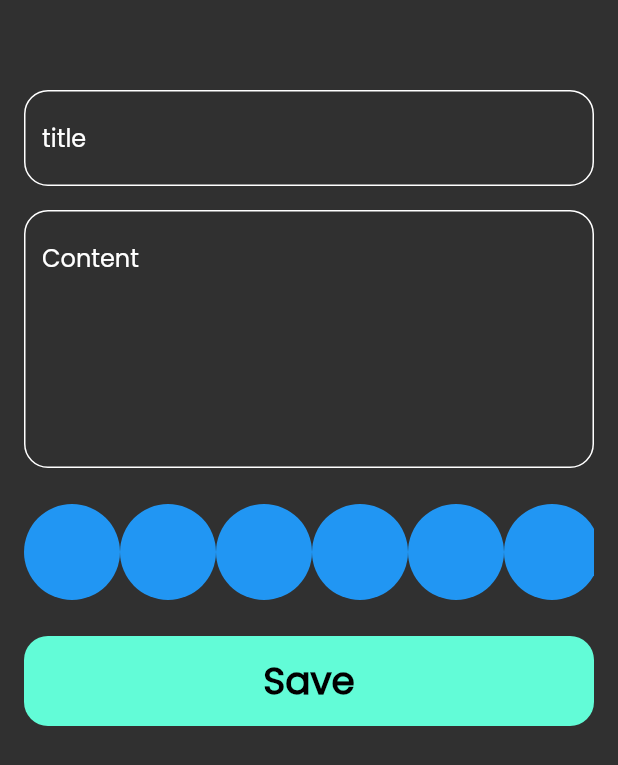
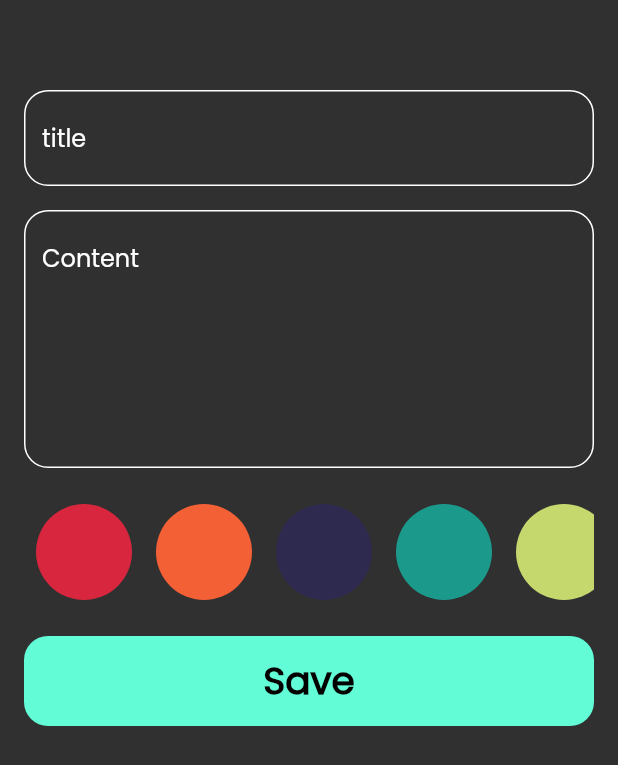
Before and after one commit to Yousefjoo17/Notes_App, a Flutter app: the AddNoteBottomsheet widget shown alone on an empty page, opened directly, on a phone screen of 412 x 824 dp. Shown: the top 765 px of the screen. Run offline on Flutter 3.47's test engine with Material 2 defaults, Android fonts, the phone set to English and light mode, and no system bars; our stand-ins replace bloc, date_format, flutter_bloc, font_awesome_flutter, hive, hive_flutter; accounts and stored records are empty.

Commit message:
finishing color list

```diff
--- a/lib/Views/Widgets/Add_note_bottom_sheet.dart
+++ b/lib/Views/Widgets/Add_note_bottom_sheet.dart
@@ -29,7 +29,7 @@ class AddNoteBottomsheet extends StatelessWidget {
                   left: 16,
                   right: 16,
                   bottom: MediaQuery.of(context).viewInsets.bottom),
-              child: SingleChildScrollView(child: AddNoteForm()),
+              child:const SingleChildScrollView(child: AddNoteForm()),
             ),
           );
         },
--- a/lib/Views/Widgets/Colors_list_view.dart
+++ b/lib/Views/Widgets/Colors_list_view.dart
@@ -1,19 +1,46 @@
 import 'package:flutter/material.dart';
 
 class ColorItem extends StatelessWidget {
-  const ColorItem({super.key});
+  const ColorItem({super.key, required this.isActive, required this.color});
+  final bool isActive;
+  final Color color;
 
   @override
   Widget build(BuildContext context) {
-    return const CircleAvatar(
-      radius: 32,
-      backgroundColor: Colors.blue,
-    );
+    return isActive
+        ? CircleAvatar(
+            backgroundColor: Colors.white,
+            radius: 32,
+            child: CircleAvatar(
+              radius: 30,
+              backgroundColor: color,
+            ),
+          )
+        : CircleAvatar(
+            radius: 32,
+            backgroundColor: color,
+          );
   }
 }
 
-class ColorListView extends StatelessWidget {
+class ColorListView extends StatefulWidget {
   const ColorListView({super.key});
+
+  @override
+  State<ColorListView> createState() => _ColorListViewState();
+}
+
+class _ColorListViewState extends State<ColorListView> {
+  int currIndex = -1;
+  final List<Color> colorsList = [
+    const Color(0xffD7263D),
+    const Color(0xffF46036),
+    const Color(0xff2E294E),
+    const Color(0xff1B998B),
+    const Color(0xffC5D86D),
+    const Color(0xffD6D327),
+    const Color(0xffF536CF),
+  ];
 
   @override
   Widget build(BuildContext context) {
@@ -21,9 +48,21 @@ class ColorListView extends StatelessWidget {
       height: 32 * 2,
       child: ListView.builder(
         scrollDirection: Axis.horizontal,
-        itemCount: 10,
+        itemCount: colorsList.length,
         itemBuilder: (context, index) {
-          return const ColorItem();
+          return Padding(
+            padding: const EdgeInsets.symmetric(horizontal: 8),
+            child: GestureDetector(
+              onTap: () {
+                currIndex = index;
+                setState(() {});
+              },
+              child: ColorItem(
+                isActive: currIndex == index,
+                color: colorsList[index],
+              ),
+            ),
+          );
         },
       ),
     );
```
